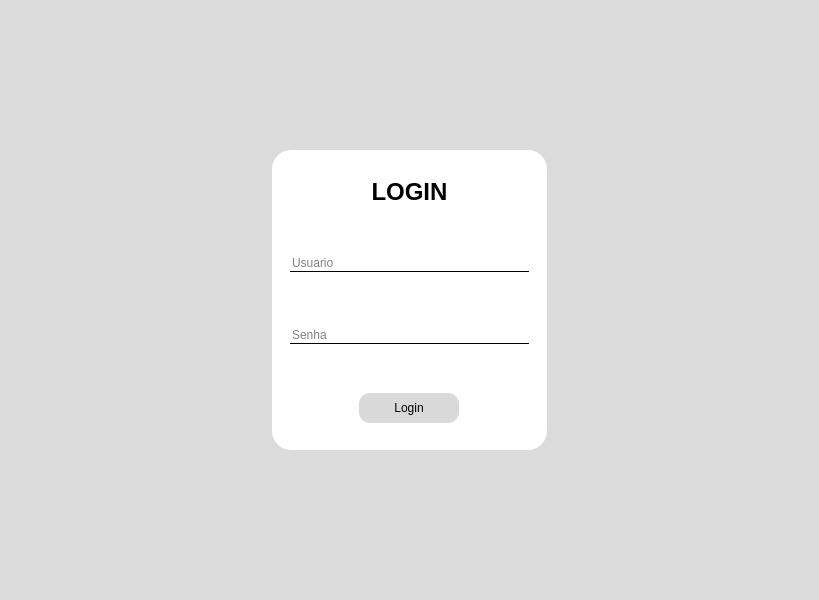
This is projeto_pyside/ui_tela_login.ui in CelsoLucas/ListadeExercicios as Qt 5 draws it before an edit. The edited form follows.
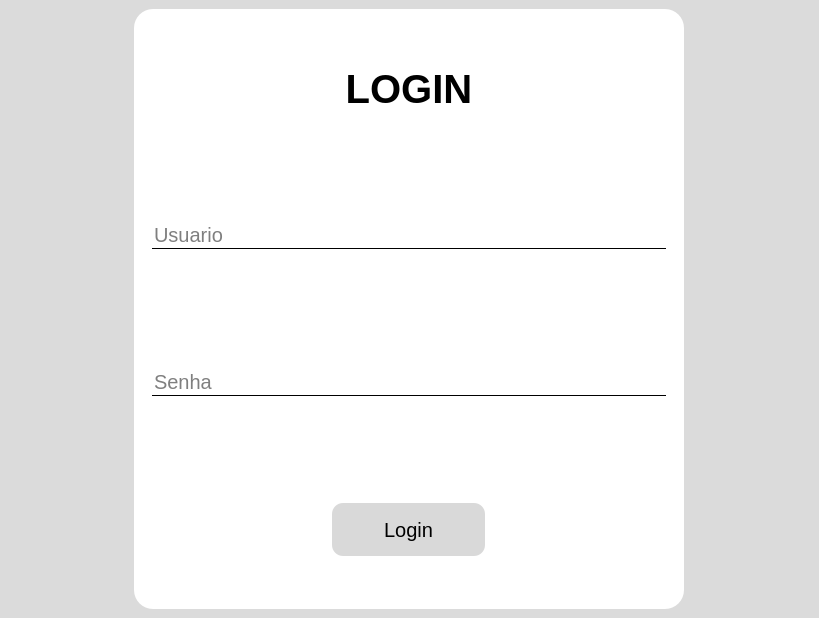
This is the edited form.

```diff
--- a/projeto_pyside/ui_tela_login.ui
+++ b/projeto_pyside/ui_tela_login.ui
@@ -28,8 +28,8 @@
      <widget class="QFrame" name="layout">
       <property name="minimumSize">
        <size>
-        <width>275</width>
-        <height>300</height>
+        <width>550</width>
+        <height>600</height>
        </size>
       </property>
       <property name="styleSheet">
@@ -48,7 +48,7 @@
        <item>
         <widget class="QLabel" name="txt_login">
          <property name="styleSheet">
-          <string notr="true">font-size: 24px;
+          <string notr="true">font-size: 40px;
 font-weight: bold;</string>
          </property>
          <property name="text">
@@ -71,7 +71,8 @@
           <item>
            <widget class="QLineEdit" name="input_user">
             <property name="styleSheet">
-             <string notr="true">border: none;
+             <string notr="true">font-size: 20px;
+border: none;
 border-bottom: 1px solid black;
 background: transparent;</string>
             </property>
@@ -95,7 +96,8 @@
           <item>
            <widget class="QLineEdit" name="input_senha">
             <property name="styleSheet">
-             <string notr="true">border: none;
+             <string notr="true">font-size: 20px;
+border: none;
 border-bottom: 1px solid black;
 background: transparent;</string>
             </property>
@@ -112,12 +114,26 @@
        </item>
        <item alignment="Qt::AlignmentFlag::AlignHCenter|Qt::AlignmentFlag::AlignVCenter">
         <widget class="QPushButton" name="btn_login">
+         <property name="minimumSize">
+          <size>
+           <width>153</width>
+           <height>53</height>
+          </size>
+         </property>
+         <property name="maximumSize">
+          <size>
+           <width>153</width>
+           <height>53</height>
+          </size>
+         </property>
+         <property name="cursor">
+          <cursorShape>ArrowCursor</cursorShape>
+         </property>
          <property name="styleSheet">
           <string notr="true">width: 100px;
 height: 30px;
-
+font-size: 20px;
 background: #D9D9D9;
-box-shadow: 4px 4px 4px rgba(0, 0, 0, 0.35);
 border-radius: 11px;
 font-weight: medium;
 </string>
```
Left out of the diff: 5 changed lines with no effect on the pictures.
